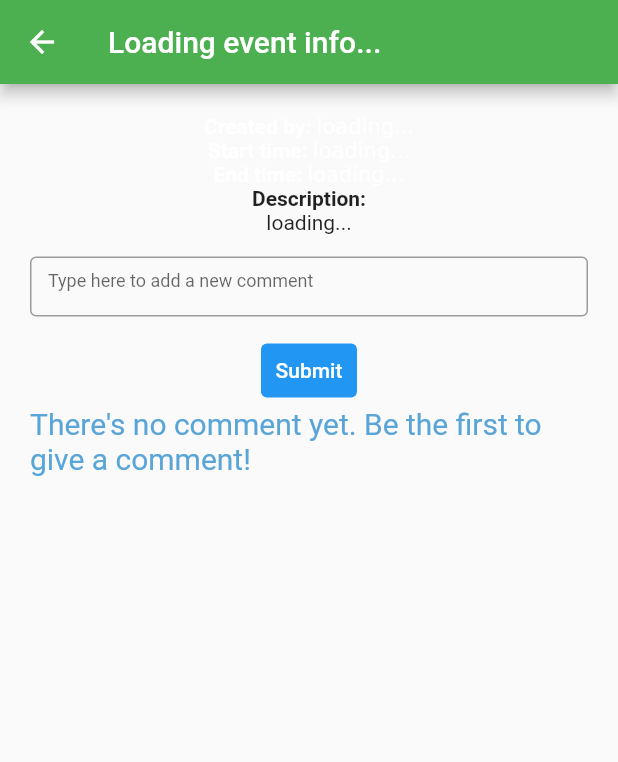
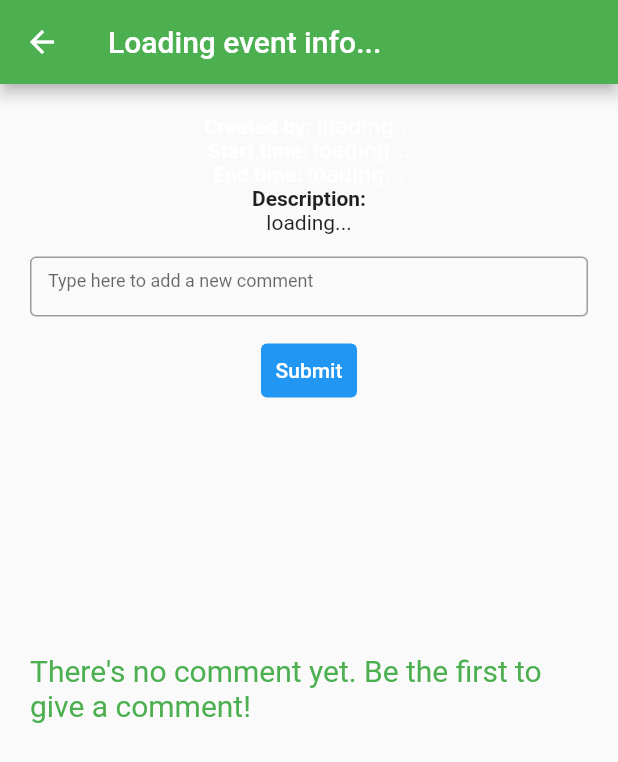
Before and after one commit to gabiiing/recycle, a Flutter app: the Forum screen opened directly with empty values, on a phone screen of 412 x 824 dp. Shown: the top 762 px of the screen. Run offline on Flutter 3.47's test engine with Material 2 defaults, Android fonts, the phone set to English and light mode, and no system bars; missing offline and left inert: pbp_django_auth; network calls fail.

Commit message:
Fixed new comment not showing, added key to form at forum.dart

```diff
--- a/recycle/lib/forum/functions/functions.dart
+++ b/recycle/lib/forum/functions/functions.dart
@@ -16,6 +16,7 @@ Future<Event> fetchEvent(int id) async {
 
 Future<List<Comment>> fetchComment(int id) async {
   var url = Uri.parse('https://pbp-d01.up.railway.app/forum/json/$id/');
+  await Future.delayed(const Duration(seconds: 1));
   var response = await http.get(url);
 
   // melakukan decode response menjadi bentuk json
@@ -34,12 +35,12 @@ Future<List<Comment>> fetchComment(int id) async {
 
 Future<dynamic> addComment(dynamic request, int eventIndex, int commentIndex,
     String commentText) async {
-  return await request.post(
+  request.post(
       'https://pbp-d01.up.railway.app/forum/add/$eventIndex/$commentIndex/',
       {'comment_text': commentText});
 }
 
 void deleteComment(dynamic request, int commentIndex) async {
-  await request
+  request
       .post('https://pbp-d01.up.railway.app/forum/delete/$commentIndex/', {});
 }
--- a/recycle/lib/forum/pages/comment.dart
+++ b/recycle/lib/forum/pages/comment.dart
@@ -3,8 +3,6 @@ import 'package:provider/provider.dart';
 import 'package:pbp_django_auth/pbp_django_auth.dart';
 import 'package:recycle/forum/functions/functions.dart';
 import '../models/comment_model.dart';
-
-Future<List<Comment>> commentData = Future.value([]);
 
 class CommentPage extends StatefulWidget {
   final int id;
@@ -18,20 +16,13 @@ class _CommentPageState extends State<CommentPage> {
   List<String> commentText = [];
 
   @override
-  void initState() {
-    super.initState();
-    commentData = fetchComment(widget.id);
-  }
-
-  @override
   Widget build(BuildContext context) {
     final request = context.watch<CookieRequest>();
     List<String> commentText = [];
-    commentData = fetchComment(widget.id);
     final screenHeight = MediaQuery.of(context).size.height;
 
     return FutureBuilder(
-        future: commentData,
+        future: fetchComment(widget.id),
         builder: (context, AsyncSnapshot snapshot) {
           if (snapshot.connectionState != ConnectionState.done) {
             return Padding(
@@ -40,13 +31,12 @@ class _CommentPageState extends State<CommentPage> {
             );
           } else {
             if (!snapshot.hasData) {
-              return Column(
-                children: const [
-                  Text(
-                    "There's no comment yet. Be the first to give a comment!",
-                    style: TextStyle(color: Color(0xff59A5D8), fontSize: 20),
-                  ),
-                ],
+              return Padding(
+                padding: EdgeInsets.only(top: screenHeight * 0.2),
+                child: const Text(
+                  "There's no comment yet. Be the first to give a comment!",
+                  style: TextStyle(color: Colors.green, fontSize: 20),
+                ),
               );
             } else {
               commentText = [];
--- a/recycle/lib/forum/pages/forum.dart
+++ b/recycle/lib/forum/pages/forum.dart
@@ -18,7 +18,7 @@ class _ForumState extends State<Forum> {
   String startDate = "loading...";
   String finishDate = "loading...";
   String description = "loading...";
-  List<String> commentText = [];
+  final _formKey = GlobalKey<FormState>();
 
   @override
   void initState() {
@@ -44,6 +44,7 @@ class _ForumState extends State<Forum> {
     return Scaffold(
         appBar: AppBar(title: Text(title)),
         body: Form(
+            key: _formKey,
             child: SingleChildScrollView(
                 child: Container(
               padding: const EdgeInsets.all(20.0),
@@ -59,7 +60,8 @@ class _ForumState extends State<Forum> {
                             children: <TextSpan>[
                               const TextSpan(
                                   text: 'Created by: ',
-                              style: TextStyle(fontWeight: FontWeight.bold)),
+                                  style:
+                                      TextStyle(fontWeight: FontWeight.bold)),
                               TextSpan(text: username),
                             ],
                           ),
@@ -69,7 +71,8 @@ class _ForumState extends State<Forum> {
                             children: <TextSpan>[
                               const TextSpan(
                                   text: 'Start time: ',
-                              style: TextStyle(fontWeight: FontWeight.bold)),
+                                  style:
+                                      TextStyle(fontWeight: FontWeight.bold)),
                               TextSpan(text: startDate),
                             ],
                           ),
@@ -79,7 +82,8 @@ class _ForumState extends State<Forum> {
                             children: <TextSpan>[
                               const TextSpan(
                                   text: 'End time: ',
-                              style: TextStyle(fontWeight: FontWeight.bold)),
+                                  style:
+                                      TextStyle(fontWeight: FontWeight.bold)),
                               TextSpan(text: finishDate),
                             ],
                           ),
@@ -88,7 +92,8 @@ class _ForumState extends State<Forum> {
                             style: TextStyle(fontWeight: FontWeight.bold)),
                         Text(description),
                         Padding(
-                      padding: const EdgeInsets.only(top: 15.0, bottom: 12.0),
+                          padding:
+                              const EdgeInsets.only(top: 15.0, bottom: 12.0),
                           child: SizedBox(
                             height: 40,
                             child: TextFormField(
@@ -113,7 +118,8 @@ class _ForumState extends State<Forum> {
                         ),
                         TextButton(
                           style: ButtonStyle(
-                        backgroundColor: MaterialStateProperty.all(Colors.blue),
+                            backgroundColor:
+                                MaterialStateProperty.all(Colors.blue),
                           ),
                           onPressed: () {
                             if (commentText.isNotEmpty) {
```
Lines whose indentation alone changed are shown as unchanged.
